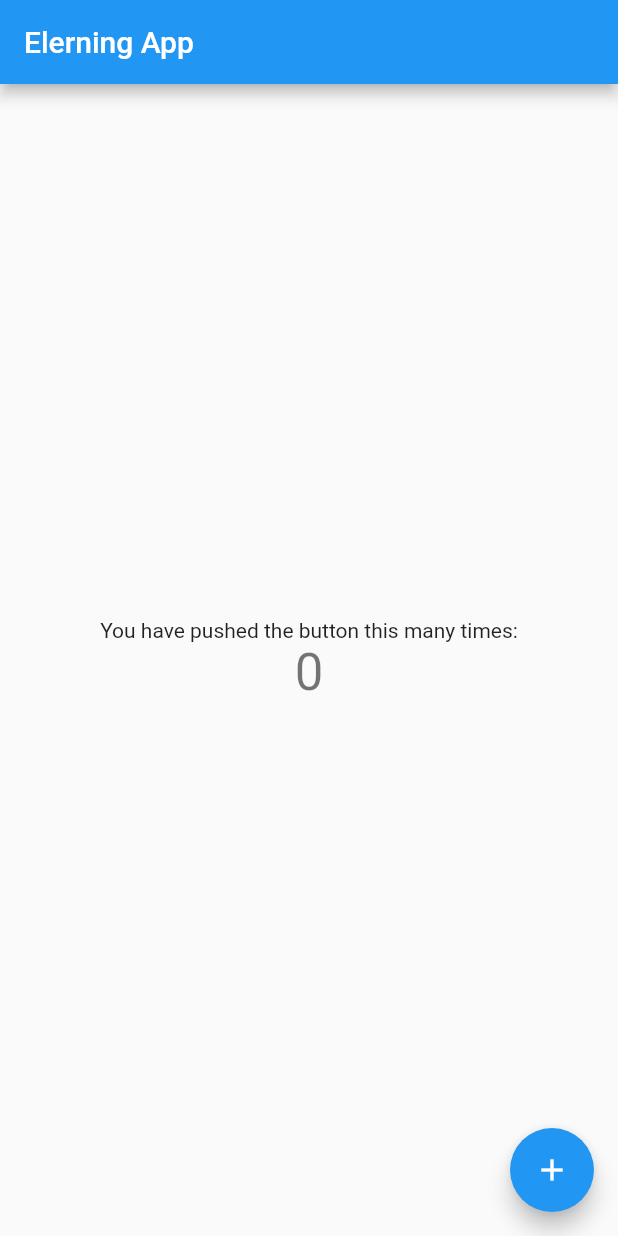
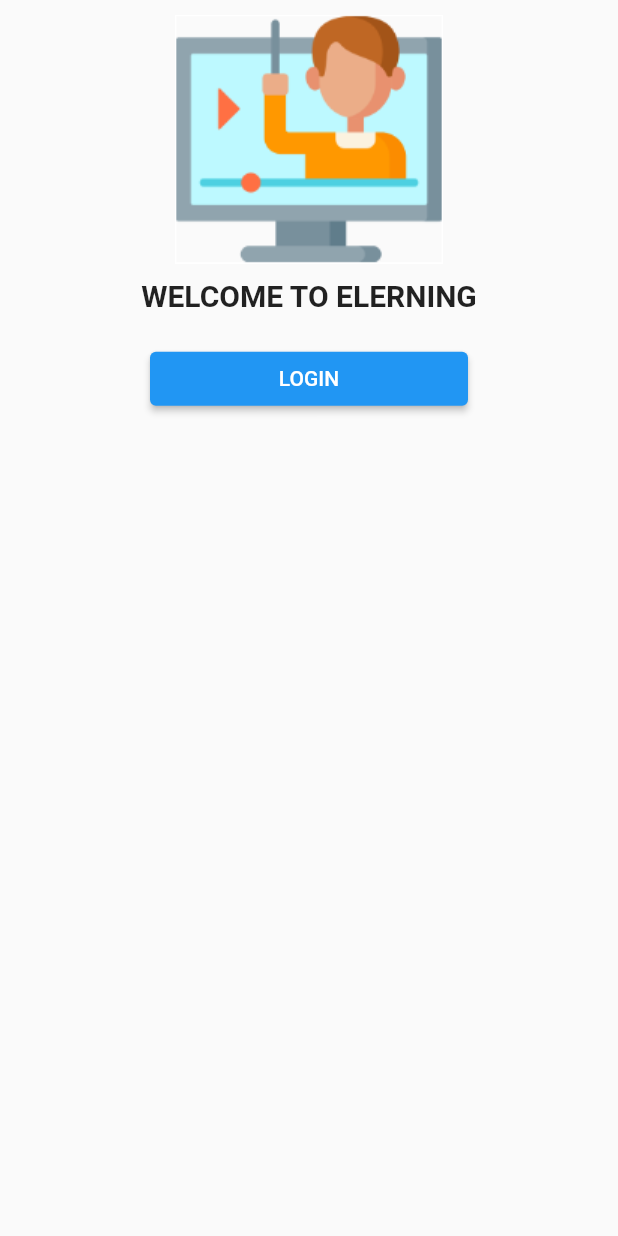
Before and after one commit to Porpopor/projectApp, a Flutter app: the screen it shows after launch, on a phone screen of 412 x 824 dp. Run offline on Flutter 3.47's test engine with Material 2 defaults, Android fonts, the phone set to English and light mode, and no system bars.

Commit message:
HomeScreen1

```diff
--- /dev/null
+++ b/lib/comstants.dart
@@ -0,0 +1,4 @@
+import 'package:flutter/material.dart';
+
+const kPrimaryColor = Color(0xFFFAFAFA);
+const kSecondaryColor = Color(0xFFFAFAFA);
--- a/lib/main.dart
+++ b/lib/main.dart
@@ -1,3 +1,4 @@
+import 'package:elerning/screens/welcome/welcome_screen.dart';
 import 'package:flutter/material.dart';
 
 void main() {
@@ -10,19 +11,8 @@ class MyApp extends StatelessWidget {
   Widget build(BuildContext context) {
     return MaterialApp(
       title: 'Flutter Demo',
-      theme: ThemeData(
-        // This is the theme of your application.
-        //
-        // Try running your application with "flutter run". You'll see the
-        // application has a blue toolbar. Then, without quitting the app, try
-        // changing the primarySwatch below to Colors.green and then invoke
-        // "hot reload" (press "r" in the console where you ran "flutter run",
-        // or simply save your changes to "hot reload" in a Flutter IDE).
-        // Notice that the counter didn't reset back to zero; the application
-        // is not restarted.
-        primarySwatch: Colors.blue,
-      ),
-      home: MyHomePage(title: 'Elerning App'),
+      debugShowCheckedModeBanner: false,
+      home: WelcomeScreen(),
     );
   }
 }
--- /dev/null
+++ b/lib/screens/welcome/welcome_screen.dart
@@ -0,0 +1,34 @@
+import 'package:flutter/material.dart';
+
+class WelcomeScreen extends StatelessWidget {
+  @override
+  Widget build(BuildContext context) {
+    return Scaffold(
+      body: SafeArea(
+        child: Column(
+          children: <Widget>[
+            Image.asset(
+              "assets/icons/logo.png",
+              width: 200,
+            ),
+            Text("WELCOME TO ELERNING",
+                style: Theme.of(context)
+                    .textTheme
+                    .headline6!
+                    .copyWith(fontWeight: FontWeight.bold)),
+            SizedBox(
+              width: double.infinity,
+              child: Padding(
+                padding: EdgeInsets.symmetric(vertical: 20, horizontal: 100),
+                child: ElevatedButton(
+                  onPressed: () {},
+                  child: Text("LOGIN"),
+                ),
+              ),
+            ),
+          ],
+        ),
+      ),
+    );
+  }
+}
```
Also changed, not shown: pubspec.yaml (+4 -3 lines), assets/icons/logo.png (added), assets/images/10354.jpg (added), pubspec.lock.
